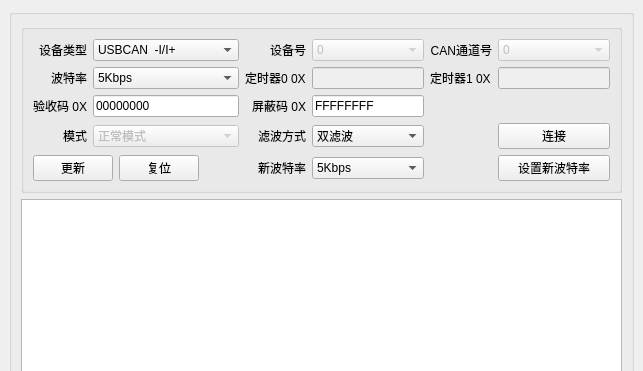
This is mainwindow.ui in ZhangEmperor/Itoken_CanBootloader as Qt 5 draws it before an edit; both pictures show x 0 to 643 and y 0 to 371 of the 643 by 600 pixel window. The edited form follows.
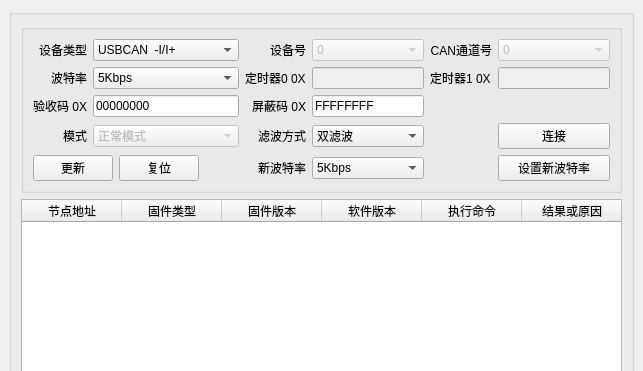
This is the edited form.

The edit to the form file:
```diff
--- a/mainwindow.ui
+++ b/mainwindow.ui
@@ -516,7 +516,7 @@
           <set>QAbstractItemView::NoEditTriggers</set>
          </property>
          <attribute name="horizontalHeaderVisible">
-          <bool>false</bool>
+          <bool>true</bool>
          </attribute>
          <attribute name="horizontalHeaderCascadingSectionResizes">
           <bool>false</bool>
```
